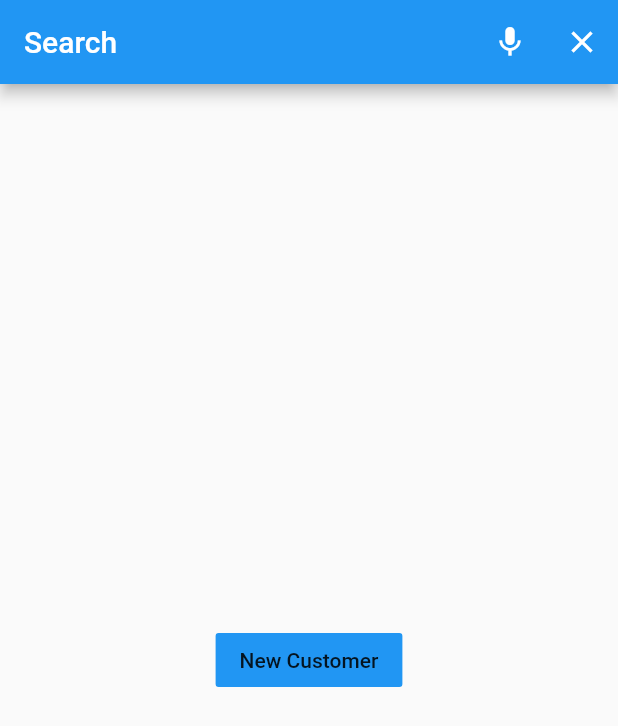
After one commit to andynvt/hmdi, a Flutter app: the _SearchCustomerView screen opened directly, on a phone screen of 412 x 824 dp. The commit adds this screen. Shown: the top 726 px of the screen. Run offline on Flutter 3.47's test engine with Material 2 defaults, Android fonts, the phone set to English and light mode, and no system bars; our stand-ins replace shared_preferences; accounts and stored records are empty.

Commit message:
add customer

```diff
--- a/lib/module/module.dart
+++ b/lib/module/module.dart
@@ -33,3 +33,9 @@ export './quotation_detail/quotation_detail_view.dart';
 export './pricing/pricing_view.dart';
 
 export './quotation_summary/quotation_summary_view.dart';
+
+export './search_customer/search_customer_view.dart';
+
+export './customer_create/customer_create_view.dart';
+
+export './customer_edit/customer_edit_view.dart';
--- /dev/null
+++ b/lib/module/search_customer/search_customer_logic.dart
@@ -0,0 +1,7 @@
+import 'search_customer_model.dart';
+
+class SearchCustomerLogic {
+  final SearchCustomerModel _model;
+
+  SearchCustomerLogic(this._model);
+}
--- /dev/null
+++ b/lib/module/search_customer/search_customer_model.dart
@@ -0,0 +1,12 @@
+import 'package:flutter/material.dart';
+
+import 'search_customer_logic.dart';
+
+class SearchCustomerModel extends ChangeNotifier {
+  SearchCustomerLogic _logic;
+  SearchCustomerLogic get logic => _logic;
+
+  SearchCustomerModel() {
+    _logic = SearchCustomerLogic(this);
+  }
+}
--- /dev/null
+++ b/lib/module/search_customer/search_customer_view.dart
@@ -0,0 +1,49 @@
+import 'package:flutter/material.dart';
+import 'package:provider/provider.dart';
+
+import 'search_customer_model.dart';
+
+ChangeNotifierProvider<SearchCustomerModel> createSearchCustomer() {
+  return ChangeNotifierProvider(
+    create: (_) => SearchCustomerModel(),
+    child: _SearchCustomerView(),
+  );
+}
+
+class _SearchCustomerView extends StatefulWidget {
+  @override
+  _SearchCustomerViewState createState() => _SearchCustomerViewState();
+}
+
+class _SearchCustomerViewState extends State<_SearchCustomerView> {
+  void _voiceClick() {}
+  void _newCustomerClick() {}
+
+  @override
+  Widget build(BuildContext context) {
+    final model = Provider.of<SearchCustomerModel>(context);
+    return Scaffold(
+      appBar: AppBar(
+        automaticallyImplyLeading: false,
+        title: Text('Search'),
+        actions: [
+          IconButton(
+            icon: Icon(Icons.mic),
+            onPressed: _voiceClick,
+          ),
+          IconButton(
+            icon: Icon(Icons.close),
+            onPressed: Navigator.of(context).pop,
+          )
+        ],
+      ),
+      body: Center(
+        child: FlatButton(
+          child: Text('New Customer'),
+          color: Colors.blue,
+          onPressed: _newCustomerClick,
+        ),
+      ),
+    );
+  }
+}
```
Also changed, not shown: lib/module/customer_create/customer_create_logic.dart (added, +7 -0 lines), lib/module/customer_create/customer_create_model.dart (added, +12 -0 lines), lib/module/customer_create/customer_create_view.dart (added, +43 -0 lines), lib/module/customer_edit/customer_edit_logic.dart (added, +7 -0 lines), lib/module/customer_edit/customer_edit_model.dart (added, +12 -0 lines), lib/module/customer_edit/customer_edit_view.dart (added, +43 -0 lines).
